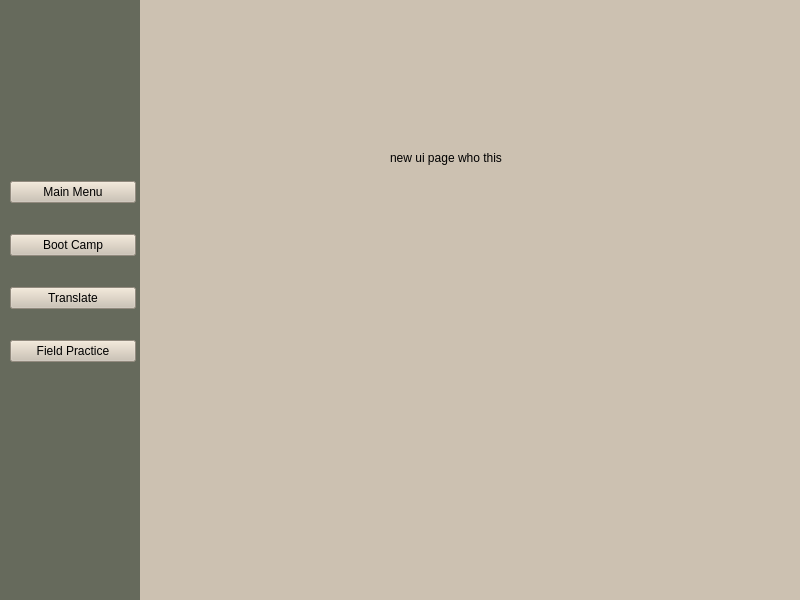
Above: mainmenu.ui from University-of-Utah-CS3505/a9-an-educational-app-BrittonJordan before the change. Below: the same form after it.
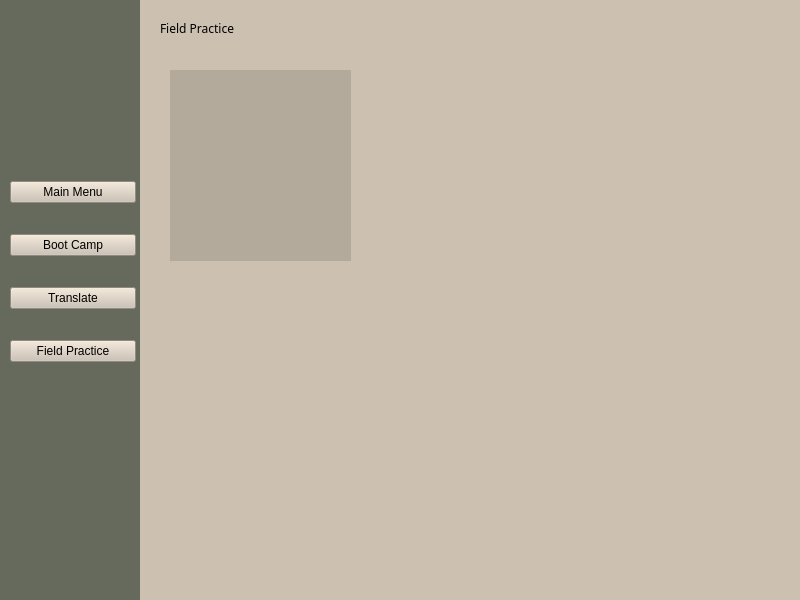
That is the form after the change. The open tabs and pages were chosen to show the change. Custom widgets are drawn as their Qt base class.

What changed in the file:
```diff
--- a/mainmenu.ui
+++ b/mainmenu.ui
@@ -1282,14 +1282,35 @@
      <widget class="QLabel" name="label">
       <property name="geometry">
        <rect>
-        <x>250</x>
-        <y>150</y>
+        <x>20</x>
+        <y>20</y>
         <width>291</width>
         <height>16</height>
        </rect>
       </property>
+      <property name="font">
+       <font>
+        <family>Bahnschrift</family>
+       </font>
+      </property>
       <property name="text">
-       <string>new ui page who this</string>
+       <string>Field Practice</string>
+      </property>
+     </widget>
+     <widget class="QLabel" name="flashLabel">
+      <property name="geometry">
+       <rect>
+        <x>30</x>
+        <y>70</y>
+        <width>181</width>
+        <height>191</height>
+       </rect>
+      </property>
+      <property name="styleSheet">
+       <string notr="true">background-color: rgb(180, 170, 156);</string>
+      </property>
+      <property name="text">
+       <string/>
       </property>
      </widget>
     </widget>
```
Left out of the diff: 6 changed lines with no effect on the pictures.
